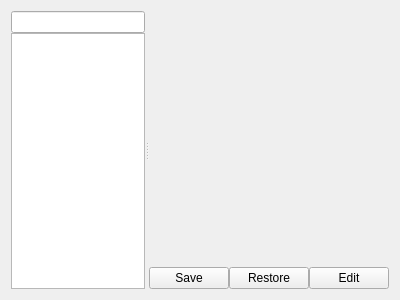
Old version of the form freeddimanager/plugins/ddiplugin/atc/atccollectioneditorwidget.ui in the repository FreeHealth/freehealth.
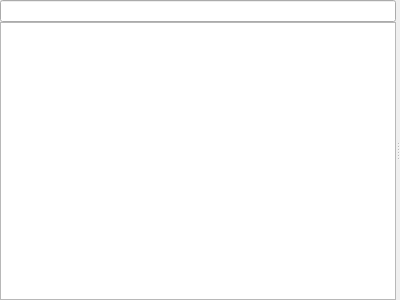
New version of the form. Custom widgets are drawn as their Qt base class.

The edit to the form file:
```diff
--- a/freeddimanager/plugins/ddiplugin/atc/atccollectioneditorwidget.ui
+++ b/freeddimanager/plugins/ddiplugin/atc/atccollectioneditorwidget.ui
@@ -13,8 +13,17 @@
   <property name="windowTitle">
    <string>Form</string>
   </property>
-  <layout class="QGridLayout" name="gridLayout_2">
+  <layout class="QGridLayout" name="gridLayout">
+   <property name="margin">
+    <number>0</number>
+   </property>
+   <property name="spacing">
+    <number>0</number>
+   </property>
    <item row="0" column="0">
+    <layout class="QHBoxLayout" name="toolbarLayout"/>
+   </item>
+   <item row="1" column="0">
     <widget class="QSplitter" name="splitter">
      <property name="orientation">
       <enum>Qt::Horizontal</enum>
@@ -32,59 +41,18 @@
        </item>
       </layout>
      </widget>
-     <widget class="QWidget" name="layoutWidget">
-      <layout class="QGridLayout" name="gridLayout">
-       <property name="spacing">
-        <number>0</number>
-       </property>
-       <item row="0" column="0">
+     <widget class="QWidget" name="">
+      <layout class="QVBoxLayout" name="verticalLayout_2">
+       <item>
         <widget class="DDI::AtcEditorWidget" name="editor" native="true">
          <property name="sizePolicy">
-          <sizepolicy hsizetype="Preferred" vsizetype="Expanding">
+          <sizepolicy hsizetype="Expanding" vsizetype="Expanding">
            <horstretch>0</horstretch>
            <verstretch>0</verstretch>
           </sizepolicy>
          </property>
         </widget>
        </item>
-       <item row="1" column="0">
-        <layout class="QHBoxLayout" name="horizontalLayout">
-         <item>
-          <spacer name="horizontalSpacer">
-           <property name="orientation">
-            <enum>Qt::Horizontal</enum>
-           </property>
-           <property name="sizeHint" stdset="0">
-            <size>
-             <width>40</width>
-             <height>20</height>
-            </size>
-           </property>
-          </spacer>
-         </item>
-         <item>
-          <widget class="QPushButton" name="save">
-           <property name="text">
-            <string>Save</string>
-           </property>
-          </widget>
-         </item>
-         <item>
-          <widget class="QPushButton" name="restore">
-           <property name="text">
-            <string>Restore</string>
-           </property>
-          </widget>
-         </item>
-         <item>
-          <widget class="QPushButton" name="edit">
-           <property name="text">
-            <string>Edit</string>
-           </property>
-          </widget>
-         </item>
-        </layout>
-       </item>
       </layout>
      </widget>
     </widget>
```
